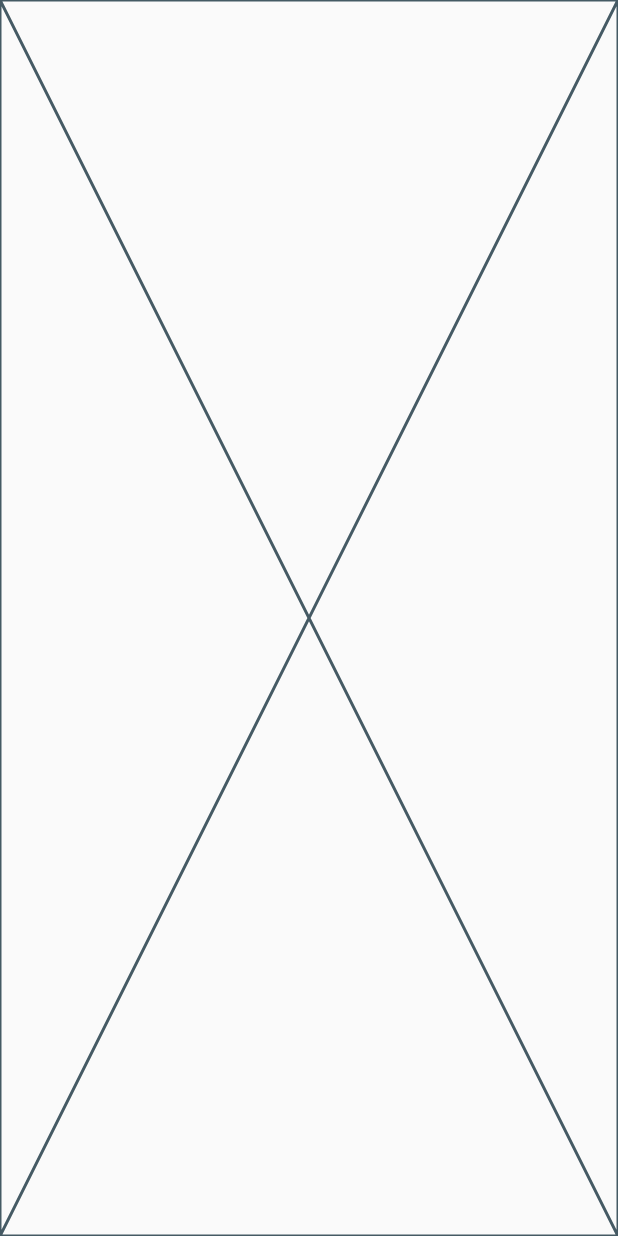
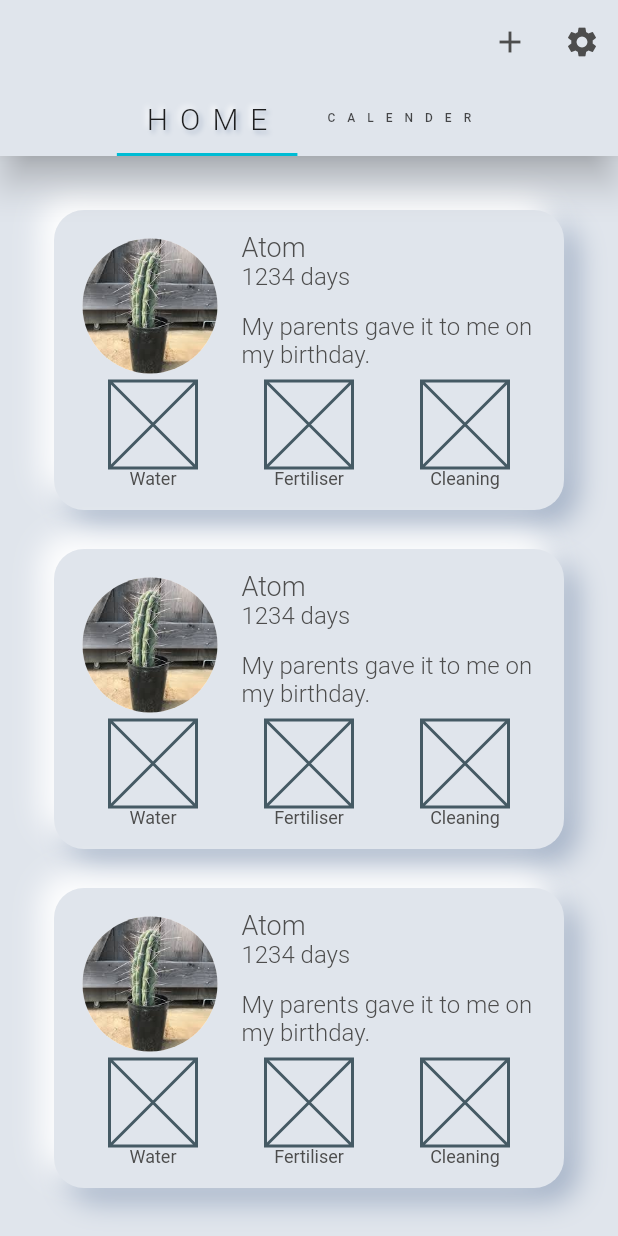
Before and after one commit to naunow/mizyali, a Flutter app: the screen it shows after launch, on a phone screen of 412 x 824 dp. Run offline on Flutter 3.47's test engine with Material 2 defaults, Android fonts, the phone set to English and light mode, and no system bars; our stand-ins replace google_fonts.

Commit message:
- created base home view and calender view. - I could clip images rounded!

```diff
--- /dev/null
+++ b/lib/configs/AppColors.dart
@@ -0,0 +1,12 @@
+import 'package:flutter/material.dart';
+
+class AppColors {
+  static const Color blue = Color(0xFF4DD0E1);
+  static const Color grey = Color(0xffe0e5ec);
+  static const Color purple = Color(0xff9575cd);
+  static const Color orange = Color(0xffffa726);
+  static const Color dark_shadow = Color(0xffa3b1c6);
+  static const Color light_shadow = Color(0xffffffff);
+  static const Color black = Color(0xff4d4d4d);
+  static const Color red = Color(0xffef5350);
+}
--- /dev/null
+++ b/lib/configs/AppShadows.dart
@@ -0,0 +1,49 @@
+import 'package:flutter/material.dart';
+import 'AppColors.dart';
+
+class AppShadows {
+  static const List<Shadow> font_shadow = [
+    Shadow(
+      blurRadius: 4.0,
+      offset: Offset(2, 2),
+      color: AppColors.dark_shadow,
+    ),
+    Shadow(
+      blurRadius: 4.0,
+      offset: Offset(-2, -2),
+      color: AppColors.light_shadow,
+    ),
+  ];
+
+  static const List<BoxShadow> pop_shadow = [
+    BoxShadow(
+      blurRadius: 16.0,
+      offset: Offset(9, 9),
+      color: AppColors.dark_shadow,
+    ),
+    BoxShadow(
+      blurRadius: 16.0,
+      offset: Offset(-9, -9),
+      color: AppColors.light_shadow,
+    ),
+  ];
+
+  static const List<BoxShadow> push_shadow = [
+    BoxShadow(
+      color: AppColors.dark_shadow,
+      offset: Offset(0, 0),
+    ),
+    BoxShadow(
+      color: AppColors.light_shadow,
+      offset: Offset(3, 3),
+      spreadRadius: -1.0,
+      blurRadius:3.0,
+    ),
+    BoxShadow(
+      color: AppColors.grey,
+      offset: Offset(0, 2),
+      spreadRadius: 2,
+      blurRadius: 10.0,
+    ),
+  ];
+}
--- a/lib/main.dart
+++ b/lib/main.dart
@@ -1,31 +1,173 @@
 import 'package:flutter/material.dart';
+import 'package:flutter/rendering.dart';
+import 'package:mizyaliapp/configs/AppColors.dart';
+import 'package:google_fonts/google_fonts.dart';
+import 'package:mizyaliapp/configs/AppShadows.dart';
+import 'package:mizyaliapp/screens/calender/calender.dart';
+import 'package:mizyaliapp/screens/home/home.dart';
 
+//void main() {
+//  debugPaintSizeEnabled = false;
+//  runApp(MyApp());
+//}
 void main() => runApp(MyApp());
 
 class MyApp extends StatelessWidget {
-  // This widget is the root of your application.
   @override
   Widget build(BuildContext context) {
     return MaterialApp(
-      title: 'Flutter Demo',
       theme: ThemeData(
-        primarySwatch: Colors.blue,
+        textTheme: GoogleFonts.mPlusRounded1cTextTheme(
+          Theme.of(context)
+              .textTheme
+              .copyWith(
+            title: TextStyle(
+              // tab bar
+                fontSize: 20,
+                letterSpacing: 8.0,
+                shadows: AppShadows.font_shadow,
+                fontWeight: FontWeight.w400),
+            display1: TextStyle(
+              // card plant name
+              fontSize: 18,
+              fontWeight: FontWeight.w300,
+            ),
+            body1: TextStyle(
+              // card description
+              fontSize: 16,
+              fontWeight: FontWeight.w300,
+            ),
+            display2: TextStyle(
+              // chart label
+              fontSize: 12,
+              fontWeight: FontWeight.w400,
+            ),
+            display3: TextStyle(
+              // chart days
+              fontSize: 20,
+              fontWeight: FontWeight.w500,
+            ),
+            display4: TextStyle(
+              // calender card
+              fontSize: 14,
+              fontWeight: FontWeight.w400,
+            ),
+            button: TextStyle(
+              fontSize: 16,
+              fontWeight: FontWeight.w300,
+              shadows: AppShadows.font_shadow,
+            ),
+          )
+              .apply(
+            bodyColor: AppColors.black,
+            displayColor: AppColors.black,
+          ),
+        ),
+        primarySwatch: Colors.cyan,
+        primaryColor: AppColors.grey,
+        scaffoldBackgroundColor: AppColors.grey,
       ),
-      home: Home(),
+      home: HomePath(),
+      debugShowCheckedModeBanner: false,
     );
   }
 }
 
-class Home extends StatefulWidget {
+class HomePath extends StatelessWidget {
   @override
-  _HomeState createState() => _HomeState();
+  Widget build(BuildContext context) {
+    return DefaultTabController(
+        length: 2,
+        child: Scaffold(
+            appBar: AppBar(
+              elevation: 10,
+              actions: <Widget>[
+                IconButton(
+                  icon: Icon(Icons.add),
+                  color: AppColors.black,
+                  onPressed: () {},
+                ),
+                IconButton(
+                  icon: Icon(Icons.settings),
+                  color: AppColors.black,
+                  onPressed: () {},
+                ),
+              ],
+              bottom: TabBar(
+                isScrollable: true,
+                unselectedLabelStyle: TextStyle(fontSize: 8),
+                labelStyle: TextStyle(
+                    fontSize: 20,
+                    letterSpacing: 8.0,
+                    shadows: AppShadows.font_shadow,
+                    fontWeight: FontWeight.w300),
+                tabs: [
+                  Tab(
+                    text: 'HOME',
+                  ),
+                  Tab(
+                    text: 'CALENDER',
+                  ),
+                ],
+              ),
+            ),
+            body: TabBarView(
+              children: <Widget>[
+                Home(),
+                Calender(),
+              ],
+            )));
+  }
 }
 
-class _HomeState extends State<Home> {
-  @override
-  Widget build(BuildContext context) {
-    return Scaffold(
-      body: Center(child: Placeholder(),),
-    );
-  }
-}
+
+//class Home extends StatefulWidget {
+//  @override
+//  _HomeState createState() => _HomeState();
+//}
+//
+//class _HomeState extends State<Home> {
+//  @override
+//  Widget build(BuildContext context) {
+//    return Scaffold(
+//      body: Column(
+//        mainAxisAlignment: MainAxisAlignment.spaceBetween,
+//        children: <Widget>[
+//          Center(
+//            child: Text(
+//              'Hello world',
+//              style: TextStyle(shadows: AppShadows.font_shadow),
+//            ),
+//          ),
+//          TextFormField(
+//            decoration: InputDecoration(
+//              filled: true,
+//            ),
+//          ),
+//          Center(
+//            child: Container(
+//              height: 40,
+//              width: 300,
+//              decoration: BoxDecoration(
+//                borderRadius: BorderRadius.all(Radius.circular(30)),
+//                color: Colors.transparent,
+//                boxShadow: AppShadows.push_shadow,
+//              ),
+//            ),
+//          ),
+//          Center(
+//            child: Container(
+//              height: 100,
+//              width: 100,
+//              decoration: BoxDecoration(
+//                borderRadius: BorderRadius.all(Radius.circular(30)),
+//                color: AppColors.grey,
+//                boxShadow: AppShadows.pop_shadow,
+//              ),
+//            ),
+//          )
+//        ],
+//      ),
+//    );
+//  }
+//}
--- /dev/null
+++ b/lib/screens/calender/calender.dart
@@ -0,0 +1,15 @@
+import 'package:flutter/material.dart';
+
+class Calender extends StatefulWidget {
+  @override
+  _CalenderState createState() => _CalenderState();
+}
+
+class _CalenderState extends State<Calender> {
+  @override
+  Widget build(BuildContext context) {
+    return Container(
+      child: Placeholder(),
+    );
+  }
+}
--- /dev/null
+++ b/lib/screens/home/home.dart
@@ -0,0 +1,31 @@
+import 'package:flutter/cupertino.dart';
+import 'package:flutter/material.dart';
+import 'package:mizyaliapp/screens/home/widgets/plant_card.dart';
+
+class Home extends StatefulWidget {
+  @override
+  _HomeState createState() => _HomeState();
+}
+
+class _HomeState extends State<Home> {
+  @override
+  Widget build(BuildContext context) {
+
+    return Scaffold(
+      body: SingleChildScrollView(
+        scrollDirection: Axis.vertical,
+        padding: EdgeInsets.all(36.0),
+        child: Center(
+          child: Column(
+            children: <Widget>[
+              PlantCard(),
+              SizedBox(height: 26,),
+              PlantCard(),
+              SizedBox(height: 26,),
+              PlantCard(),
+          ],),
+        ),
+      ),
+    );
+  }
+}
--- /dev/null
+++ b/lib/screens/home/widgets/chart_area.dart
@@ -0,0 +1,29 @@
+import 'package:flutter/material.dart';
+
+class ChartArea extends StatefulWidget {
+  @override
+  _ChartAreaState createState() => _ChartAreaState();
+}
+
+class _ChartAreaState extends State<ChartArea> {
+  @override
+  Widget build(BuildContext context) {
+    var textTheme = Theme.of(context).textTheme;
+    return Row(
+      mainAxisAlignment: MainAxisAlignment.spaceAround,
+      children: <Widget>[
+        Column(children: <Widget>[
+          Placeholder(fallbackHeight: 58, fallbackWidth: 58,),
+          Text('Water', style: textTheme.display2,)
+        ],),
+        Column(children: <Widget>[
+          Placeholder(fallbackHeight: 58, fallbackWidth: 58,),
+          Text('Fertiliser', style: textTheme.display2,)
+        ],),
+        Column(children: <Widget>[
+          Placeholder(fallbackHeight: 58, fallbackWidth: 58,),
+          Text('Cleaning', style: textTheme.display2,)
+        ],),
+      ],);
+  }
+}
--- /dev/null
+++ b/lib/screens/home/widgets/plant_card.dart
@@ -0,0 +1,42 @@
+import 'package:flutter/material.dart';
+import 'package:mizyaliapp/configs/AppColors.dart';
+import 'package:mizyaliapp/configs/AppShadows.dart';
+import 'package:mizyaliapp/screens/home/widgets/plant_info.dart';
+import 'package:mizyaliapp/screens/home/widgets/plant_pic.dart';
+import 'package:mizyaliapp/screens/home/widgets/chart_area.dart';
+
+class PlantCard extends StatefulWidget {
+  @override
+  _PlantCardState createState() => _PlantCardState();
+}
+
+class _PlantCardState extends State<PlantCard> {
+
+  @override
+  Widget build(BuildContext context) {
+    var size = MediaQuery.of(context).size;
+    return Container(
+      padding: EdgeInsets.all(14),
+      width: size.width * .85,
+      //height: 300,
+      decoration: BoxDecoration(
+        boxShadow: AppShadows.pop_shadow,
+        color: AppColors.grey,
+        borderRadius: BorderRadius.all(Radius.circular(20)),
+      ),
+      child: Column(
+        children: <Widget>[
+          Row(
+            crossAxisAlignment: CrossAxisAlignment.start,
+            mainAxisSize: MainAxisSize.max,
+            children: <Widget>[
+              PlantPic(),
+              PlantInfo(),
+            ],
+          ),
+          ChartArea(),
+        ],
+      ),
+    );
+  }
+}
--- /dev/null
+++ b/lib/screens/home/widgets/plant_info.dart
@@ -0,0 +1,25 @@
+import 'package:flutter/material.dart';
+
+class PlantInfo extends StatefulWidget {
+  @override
+  _PlantInfoState createState() => _PlantInfoState();
+}
+
+class _PlantInfoState extends State<PlantInfo> {
+  @override
+  Widget build(BuildContext context) {
+    var textTheme = Theme.of(context).textTheme;
+    return Flexible(
+      child: Column(
+        crossAxisAlignment: CrossAxisAlignment.start,
+        mainAxisSize: MainAxisSize.max,
+        children: <Widget>[
+          Text('Atom', style: textTheme.display1,),
+          Text('1234 days', style: textTheme.body1,),
+          SizedBox(height: 14,),
+          Text('My parents gave it to me on my birthday.', style: textTheme.body1,),
+          SizedBox(height: 7,),
+        ],),
+    );
+  }
+}
--- /dev/null
+++ b/lib/screens/home/widgets/plant_pic.dart
@@ -0,0 +1,38 @@
+import 'package:flutter/material.dart';
+import 'package:mizyaliapp/configs/AppColors.dart';
+
+class PlantPic extends StatefulWidget {
+  @override
+  _PlantPicState createState() => _PlantPicState();
+}
+
+class _PlantPicState extends State<PlantPic> {
+  @override
+  Widget build(BuildContext context) {
+    return Container(
+      margin: EdgeInsets.only(right: 11),
+      child: ClipPath(
+        child: new Container(
+          color: AppColors.light_shadow,
+          width: 100.0,
+          height: 100.0,
+          child: Image.asset('assets/images/cactus.jpg'),
+        ),
+        clipper: CircleClipper(),
+      ),
+    );
+  }
+}
+
+class CircleClipper extends CustomClipper<Path> {
+  @override
+  Path getClip(Size size) {
+    return Path()
+    ..addOval(Rect.fromCircle(center: Offset(size.width / 2, size.height / 2),
+    radius: size.width * 0.45),);
+
+  }
+
+  @override
+  bool shouldReclip(CircleClipper oldClipper) => false;
+}
--- a/pubspec.yaml
+++ b/pubspec.yaml
@@ -12,6 +12,7 @@ dependencies:
     sdk: flutter
 
   cupertino_icons: ^0.1.2
+  google_fonts:
 
 dev_dependencies:
   flutter_test:
@@ -21,7 +22,7 @@ dev_dependencies:
   flutter_native_splash: ^0.1.9
 
 flutter_native_splash:
-  image: assets/icons/plant.png
+  #image: assets/icons/plant.png
   color: "E0E5EC"
 
 flutter:
@@ -31,6 +32,7 @@ flutter:
   assets:
     - assets/
     - assets/icons/
+    - assets/images/
 
   # fonts:
   #   - family: Schyler
```
Also changed, not shown: assets/images/cactus.jpg (added), assets/images/squareplant.jpg (added), pubspec.lock, 3 other files.
